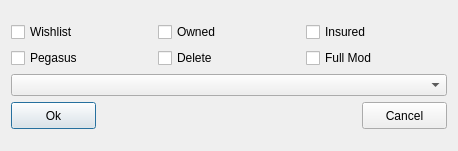
The window that UI Files/vehicle_edit.ui (unwisegeek/GTAGarageTracker) describes before a commit, drawn with Qt 5.
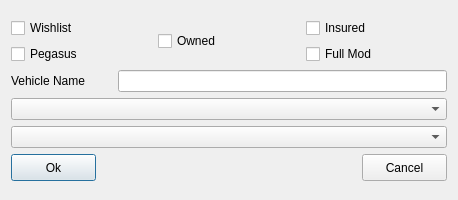
The same window after the commit. Icons and pictures are not drawn.

Commit message: * Added Additional Editable Fields to Vehicle Edit

```diff
--- a/UI Files/vehicle_edit.ui
+++ b/UI Files/vehicle_edit.ui
@@ -7,7 +7,7 @@
     <x>0</x>
     <y>0</y>
     <width>458</width>
-    <height>151</height>
+    <height>200</height>
    </rect>
   </property>
   <property name="sizePolicy">
@@ -19,13 +19,13 @@
   <property name="minimumSize">
    <size>
     <width>458</width>
-    <height>150</height>
+    <height>200</height>
    </size>
   </property>
   <property name="maximumSize">
    <size>
     <width>458</width>
-    <height>151</height>
+    <height>200</height>
    </size>
   </property>
   <property name="windowTitle">
@@ -67,13 +67,6 @@
            </property>
           </widget>
          </item>
-         <item>
-          <widget class="QCheckBox" name="checkDelete">
-           <property name="text">
-            <string>Delete</string>
-           </property>
-          </widget>
-         </item>
         </layout>
        </item>
        <item>
@@ -96,6 +89,72 @@
        </item>
       </layout>
      </item>
+     <item>
+      <layout class="QHBoxLayout" name="horizontalLayout_3">
+       <item>
+        <widget class="QLabel" name="label">
+         <property name="sizePolicy">
+          <sizepolicy hsizetype="Expanding" vsizetype="Fixed">
+           <horstretch>0</horstretch>
+           <verstretch>0</verstretch>
+          </sizepolicy>
+         </property>
+         <property name="minimumSize">
+          <size>
+           <width>101</width>
+           <height>22</height>
+          </size>
+         </property>
+         <property name="maximumSize">
+          <size>
+           <width>101</width>
+           <height>22</height>
+          </size>
+         </property>
+         <property name="baseSize">
+          <size>
+           <width>101</width>
+           <height>22</height>
+          </size>
+         </property>
+         <property name="text">
+          <string>Vehicle Name</string>
+         </property>
+        </widget>
+       </item>
+       <item>
+        <widget class="QLineEdit" name="lineName">
+         <property name="sizePolicy">
+          <sizepolicy hsizetype="Expanding" vsizetype="Fixed">
+           <horstretch>0</horstretch>
+           <verstretch>0</verstretch>
+          </sizepolicy>
+         </property>
+         <property name="minimumSize">
+          <size>
+           <width>0</width>
+           <height>22</height>
+          </size>
+         </property>
+         <property name="maximumSize">
+          <size>
+           <width>16777215</width>
+           <height>22</height>
+          </size>
+         </property>
+         <property name="baseSize">
+          <size>
+           <width>0</width>
+           <height>22</height>
+          </size>
+         </property>
+        </widget>
+       </item>
+      </layout>
+     </item>
+     <item>
+      <widget class="QComboBox" name="comboClass"/>
+     </item>
      <item>
       <widget class="QComboBox" name="comboGarage"/>
      </item>
```
Left out of the diff: 2 changed lines with no effect on the pictures. The commit also changes 4 other files.
